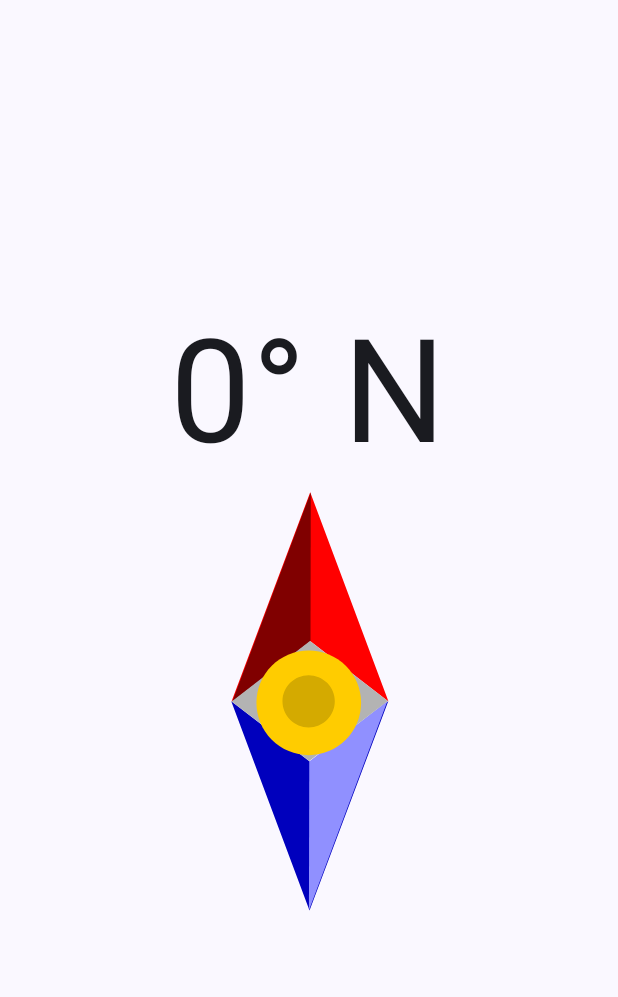
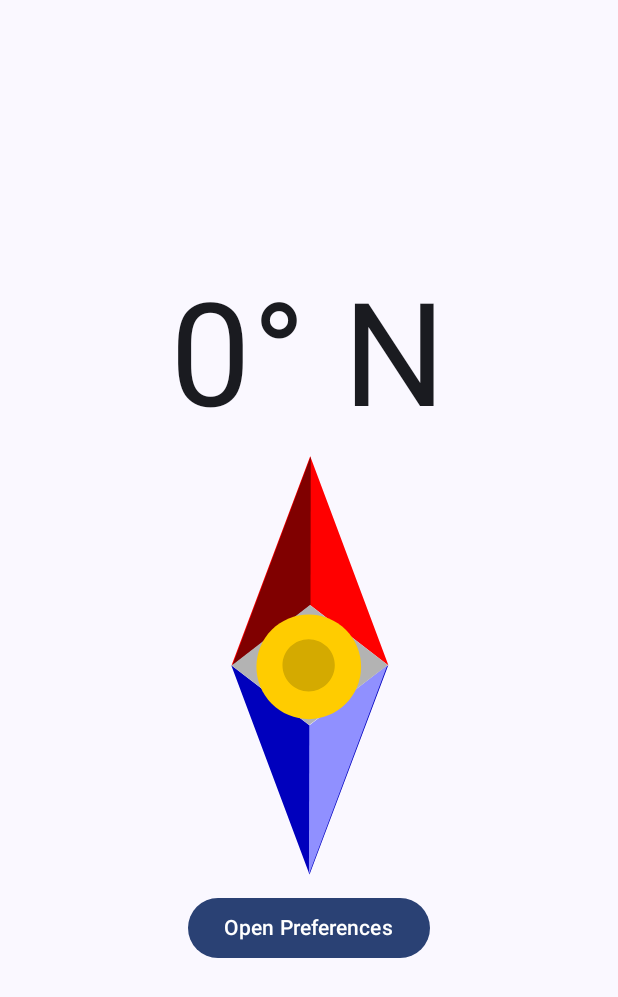
Before and after one commit to jlpatter/joshcompass, an Android app built with Jetpack Compose: the screen it shows after launch (MainActivity), on a phone screen of 412 x 824 dp. Shown: the top 997 px of the screen. Run offline under Robolectric (Android 15) with nearby library versions, the phone set to English and light mode, and no system bars.

Commit message:
Add preferences screen

```diff
--- a/app/build.gradle.kts
+++ b/app/build.gradle.kts
@@ -2,6 +2,7 @@ plugins {
     alias(libs.plugins.android.application)
     alias(libs.plugins.kotlin.android)
     alias(libs.plugins.kotlin.compose)
+    // kotlin("plugin.serialization") version "2.0.21"
 }
 
 android {
@@ -49,6 +50,10 @@ dependencies {
     implementation(libs.androidx.ui.graphics)
     implementation(libs.androidx.ui.tooling.preview)
     implementation(libs.androidx.material3)
+    implementation(libs.androidx.navigation.compose)
+    implementation(libs.androidx.navigation.fragment)
+    implementation(libs.androidx.navigation.ui)
+    implementation(libs.androidx.navigation.dynamic.features.fragment)
     testImplementation(libs.junit)
     androidTestImplementation(libs.androidx.junit)
     androidTestImplementation(libs.androidx.espresso.core)
--- a/app/src/main/java/com/example/joshcompass/MainActivity.kt
+++ b/app/src/main/java/com/example/joshcompass/MainActivity.kt
@@ -14,6 +14,7 @@ import androidx.compose.foundation.layout.Column
 import androidx.compose.foundation.layout.fillMaxSize
 import androidx.compose.foundation.layout.padding
 import androidx.compose.foundation.layout.size
+import androidx.compose.material3.Button
 import androidx.compose.material3.Scaffold
 import androidx.compose.material3.Text
 import androidx.compose.runtime.Composable
@@ -29,6 +30,10 @@ import androidx.compose.ui.layout.ContentScale
 import androidx.compose.ui.res.painterResource
 import androidx.compose.ui.unit.dp
 import androidx.compose.ui.unit.em
+import androidx.navigation.NavHostController
+import androidx.navigation.compose.NavHost
+import androidx.navigation.compose.composable
+import androidx.navigation.compose.rememberNavController
 import com.example.joshcompass.ui.theme.JoshCompassTheme
 import kotlin.math.floor
 
@@ -45,11 +50,13 @@ class MainActivity : ComponentActivity(), SensorEventListener {
 
         enableEdgeToEdge()
         setContent {
+            val navController = rememberNavController()
             JoshCompassTheme {
                 Scaffold(
                     modifier = Modifier.fillMaxSize(),
                 ) { innerPadding ->
-                    CompassScreen(
+                    AppNavHost(
+                        navController = navController,
                         outerOnAzimuthChange = outerOnAzimuthChange,
                         modifier = Modifier.padding(innerPadding)
                     )
@@ -90,6 +97,27 @@ class MainActivity : ComponentActivity(), SensorEventListener {
     }
 }
 
+@Composable
+fun AppNavHost(navController: NavHostController, outerOnAzimuthChange: ((Float) -> Unit) -> Unit, modifier: Modifier = Modifier) {
+    NavHost(navController, startDestination = "main") {
+        composable("main") { CompassScreen(navController, outerOnAzimuthChange = outerOnAzimuthChange, modifier = modifier) }
+        composable("preferences") { PreferencesScreen(navController) }
+    }
+}
+
+@Composable
+fun CompassScreen(navController: NavHostController, outerOnAzimuthChange: ((Float) -> Unit) -> Unit, modifier: Modifier = Modifier) {
+    var azimuth by remember { mutableFloatStateOf(0f) }
+
+    LaunchedEffect(Unit) {
+        outerOnAzimuthChange { newAzimuth ->
+            azimuth = newAzimuth
+        }
+    }
+
+    Compass(navController = navController, azimuth = azimuth, modifier = modifier)
+}
+
 fun getDirection(azimuth: Int): String {
     return when (azimuth) {
         in 23..67 -> "NE"
@@ -104,20 +132,7 @@ fun getDirection(azimuth: Int): String {
 }
 
 @Composable
-fun CompassScreen(outerOnAzimuthChange: ((Float) -> Unit) -> Unit, modifier: Modifier = Modifier) {
-    var azimuth by remember { mutableFloatStateOf(0f) }
-
-    LaunchedEffect(Unit) {
-        outerOnAzimuthChange { newAzimuth ->
-            azimuth = newAzimuth
-        }
-    }
-
-    Compass(azimuth = azimuth, modifier = modifier)
-}
-
-@Composable
-fun Compass(azimuth: Float, modifier: Modifier = Modifier) {
+fun Compass(navController: NavHostController, azimuth: Float, modifier: Modifier = Modifier) {
     val iAzimuth: Int = floor(azimuth).toInt()
 
     Box(
@@ -138,6 +153,21 @@ fun Compass(azimuth: Float, modifier: Modifier = Modifier) {
                     rotationZ = 360f - azimuth
                 )
             )
+            Button(
+                onClick = { navController.navigate("preferences") },
+                modifier = modifier.align(Alignment.CenterHorizontally)
+            ) {
+                Text("Open Preferences")
+            }
         }
     }
 }
+
+@Composable
+fun PreferencesScreen(navController: NavHostController) {
+    Button(
+        onClick = { navController.navigate("main") },
+    ) {
+        Text("Close")
+    }
+}
--- a/gradle/libs.versions.toml
+++ b/gradle/libs.versions.toml
@@ -8,9 +8,14 @@ espressoCore = "3.5.1"
 lifecycleRuntimeKtx = "2.6.1"
 activityCompose = "1.8.0"
 composeBom = "2024.09.00"
+navigationCompose = "2.8.9"
 
 [libraries]
 androidx-core-ktx = { group = "androidx.core", name = "core-ktx", version.ref = "coreKtx" }
+androidx-navigation-compose = { module = "androidx.navigation:navigation-compose", version.ref = "navigationCompose" }
+androidx-navigation-dynamic-features-fragment = { module = "androidx.navigation:navigation-dynamic-features-fragment", version.ref = "navigationCompose" }
+androidx-navigation-fragment = { module = "androidx.navigation:navigation-fragment", version.ref = "navigationCompose" }
+androidx-navigation-ui = { module = "androidx.navigation:navigation-ui", version.ref = "navigationCompose" }
 junit = { group = "junit", name = "junit", version.ref = "junit" }
 androidx-junit = { group = "androidx.test.ext", name = "junit", version.ref = "junitVersion" }
 androidx-espresso-core = { group = "androidx.test.espresso", name = "espresso-core", version.ref = "espressoCore" }
```
